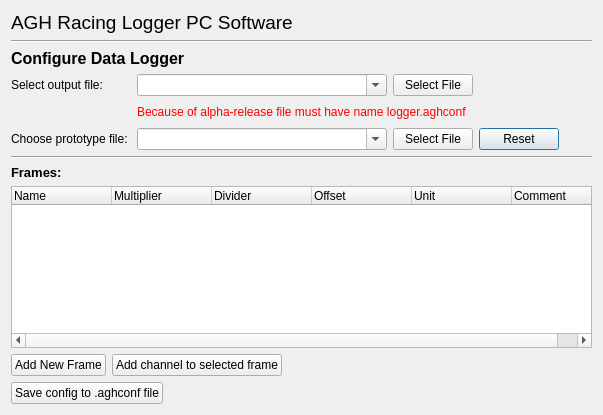
Qt form DataLoggerPC/configureloggersd_dialog.ui (mkowalik/DataLogger_CAN_GPS_2018) before a commit.
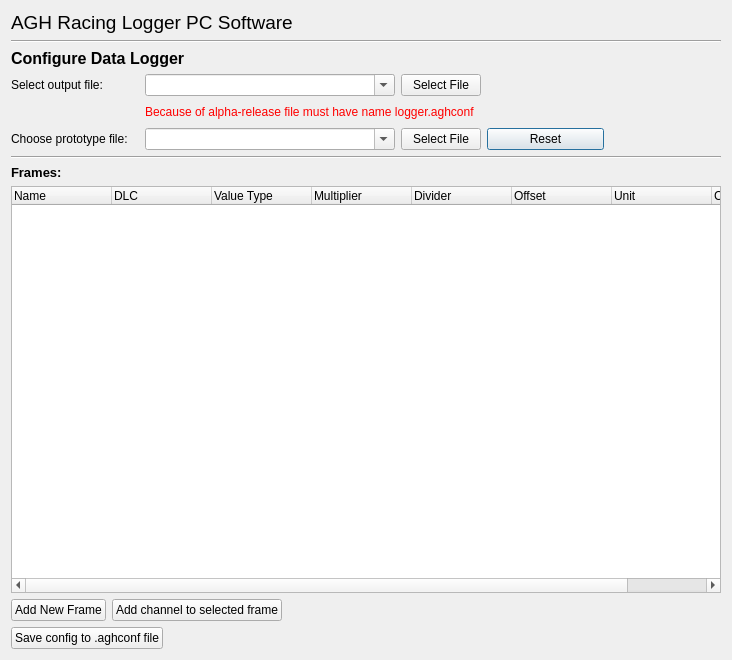
The same form after that commit.

What changed in the file:
```diff
--- a/DataLoggerPC/configureloggersd_dialog.ui
+++ b/DataLoggerPC/configureloggersd_dialog.ui
@@ -6,8 +6,8 @@
    <rect>
     <x>0</x>
     <y>0</y>
-    <width>603</width>
-    <height>415</height>
+    <width>660</width>
+    <height>660</height>
    </rect>
   </property>
   <property name="windowTitle">
@@ -225,6 +225,12 @@
    </item>
    <item>
     <widget class="QTreeWidget" name="framesTreeWidget">
+     <property name="minimumSize">
+      <size>
+       <width>710</width>
+       <height>400</height>
+      </size>
+     </property>
      <property name="contextMenuPolicy">
       <enum>Qt::CustomContextMenu</enum>
      </property>
@@ -239,6 +245,16 @@
        <set>AlignLeading|AlignVCenter</set>
       </property>
      </column>
+     <column>
+      <property name="text">
+       <string>DLC</string>
+      </property>
+     </column>
+     <column>
+      <property name="text">
+       <string>Value Type</string>
+      </property>
+     </column>
      <column>
       <property name="text">
        <string>Multiplier</string>
```
Left out of the diff: 160 changed lines with no effect on the pictures.
